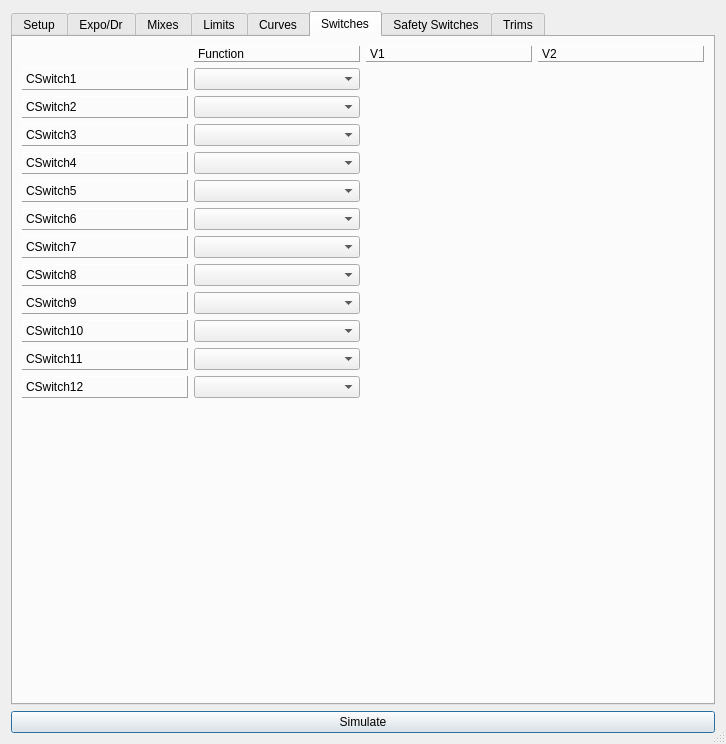
This is src/modeledit.ui in negativerad/eepe as Qt 5 draws it before an edit. The edited form follows.
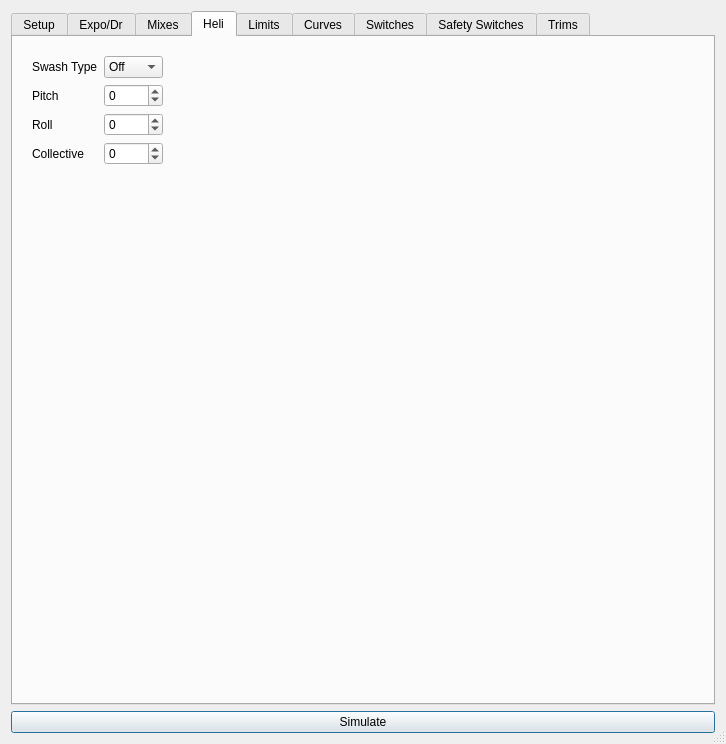
This is the edited form. Icons and pictures are not drawn.

Patch:
```diff
--- a/src/modeledit.ui
+++ b/src/modeledit.ui
@@ -35,7 +35,7 @@
    <item row="2" column="1">
     <widget class="QTabWidget" name="tabWidget">
      <property name="currentIndex">
-      <number>5</number>
+      <number>3</number>
      </property>
      <widget class="QWidget" name="tabModelSetup">
       <attribute name="title">
@@ -1663,6 +1663,142 @@
        </item>
       </layout>
      </widget>
+     <widget class="QWidget" name="tabHeli">
+      <attribute name="title">
+       <string>Heli</string>
+      </attribute>
+      <layout class="QGridLayout" name="gridLayout_20">
+       <item row="0" column="0">
+        <layout class="QGridLayout" name="gridLayout_19">
+         <property name="margin">
+          <number>10</number>
+         </property>
+         <item row="1" column="0">
+          <widget class="QLabel" name="label_104">
+           <property name="text">
+            <string>Pitch</string>
+           </property>
+          </widget>
+         </item>
+         <item row="1" column="1">
+          <widget class="QSpinBox" name="swashPitch">
+           <property name="accelerated">
+            <bool>true</bool>
+           </property>
+           <property name="minimum">
+            <number>-100</number>
+           </property>
+           <property name="maximum">
+            <number>100</number>
+           </property>
+          </widget>
+         </item>
+         <item row="2" column="0">
+          <widget class="QLabel" name="label_105">
+           <property name="text">
+            <string>Roll</string>
+           </property>
+          </widget>
+         </item>
+         <item row="2" column="1">
+          <widget class="QSpinBox" name="swashRoll">
+           <property name="accelerated">
+            <bool>true</bool>
+           </property>
+           <property name="minimum">
+            <number>-100</number>
+           </property>
+           <property name="maximum">
+            <number>100</number>
+           </property>
+          </widget>
+         </item>
+         <item row="3" column="0">
+          <widget class="QLabel" name="label_106">
+           <property name="text">
+            <string>Collective</string>
+           </property>
+          </widget>
+         </item>
+         <item row="3" column="1">
+          <widget class="QSpinBox" name="swashCollective">
+           <property name="accelerated">
+            <bool>true</bool>
+           </property>
+           <property name="minimum">
+            <number>-100</number>
+           </property>
+           <property name="maximum">
+            <number>100</number>
+           </property>
+          </widget>
+         </item>
+         <item row="0" column="0">
+          <widget class="QLabel" name="label_103">
+           <property name="text">
+            <string>Swash Type</string>
+           </property>
+          </widget>
+         </item>
+         <item row="0" column="1">
+          <widget class="QComboBox" name="swashTypeCB">
+           <item>
+            <property name="text">
+             <string>Off</string>
+            </property>
+           </item>
+           <item>
+            <property name="text">
+             <string>120</string>
+            </property>
+           </item>
+           <item>
+            <property name="text">
+             <string>120X</string>
+            </property>
+           </item>
+           <item>
+            <property name="text">
+             <string>140</string>
+            </property>
+           </item>
+           <item>
+            <property name="text">
+             <string>90</string>
+            </property>
+           </item>
+          </widget>
+         </item>
+        </layout>
+       </item>
+       <item row="1" column="0">
+        <spacer name="verticalSpacer_2">
+         <property name="orientation">
+          <enum>Qt::Vertical</enum>
+         </property>
+         <property name="sizeHint" stdset="0">
+          <size>
+           <width>20</width>
+           <height>40</height>
+          </size>
+         </property>
+        </spacer>
+       </item>
+       <item row="0" column="1">
+        <spacer name="horizontalSpacer_7">
+         <property name="orientation">
+          <enum>Qt::Horizontal</enum>
+         </property>
+         <property name="sizeHint" stdset="0">
+          <size>
+           <width>40</width>
+           <height>20</height>
+          </size>
+         </property>
+        </spacer>
+       </item>
+      </layout>
+     </widget>
      <widget class="QWidget" name="tabLimit">
       <attribute name="title">
        <string>Limits</string>
```
